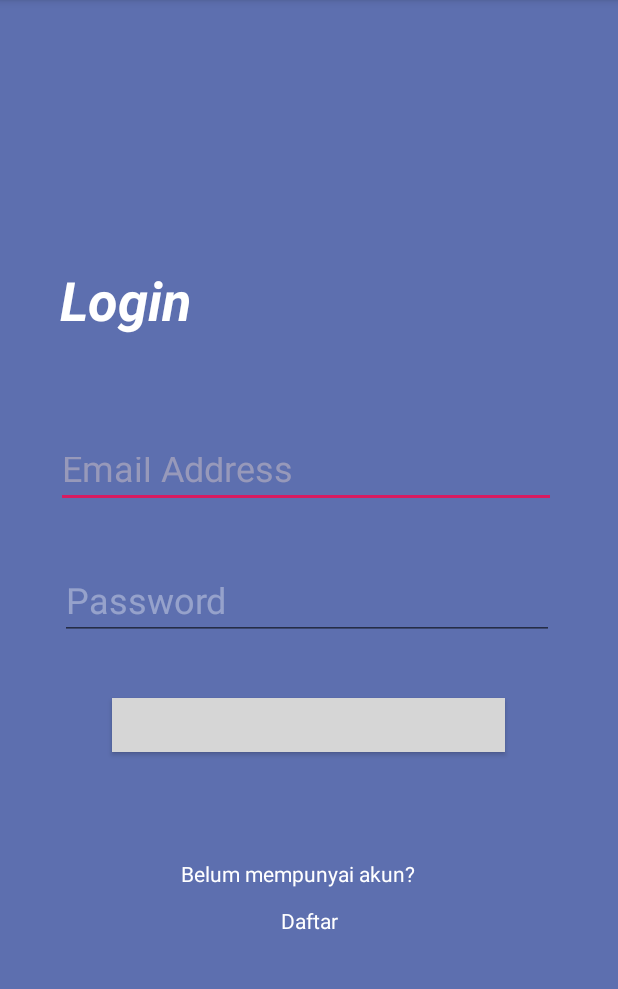
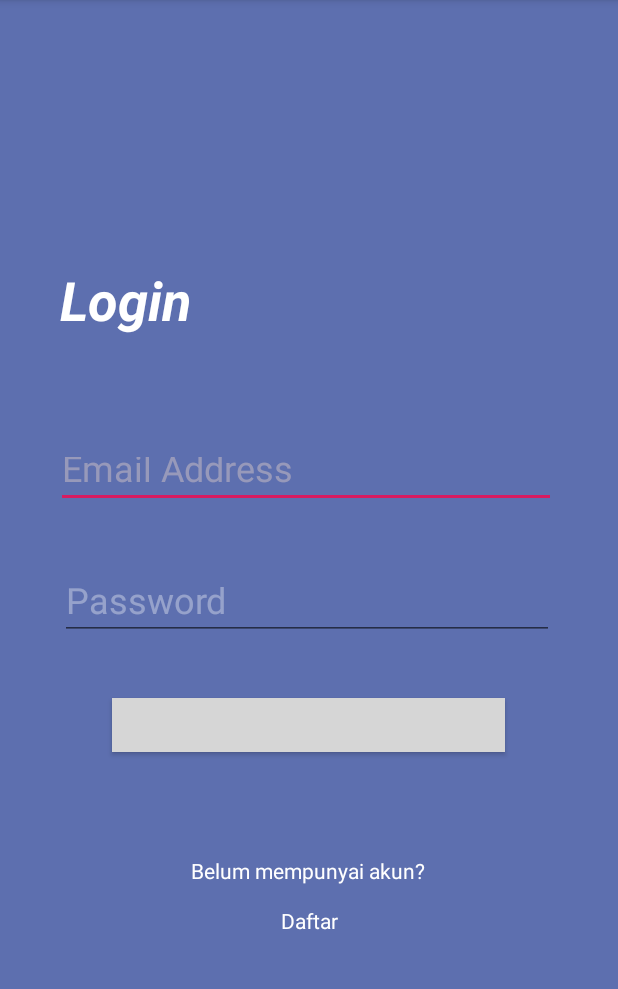
Before and after one commit to Alwanly/Apps-Trompet, an Android app: the screen it shows after launch (MainActivity), on a phone screen of 412 x 824 dp, the part 84-1073 px from its top. Run offline under Robolectric (Android 15) with nearby library versions, the phone set to English and light mode, and no system bars; Roboto replaces fonts that are not available here; grey boxes are pictures that could not be loaded.

Commit message:
ui-login selesai ref#2

```diff
--- a/android/app/src/main/res/layout/activity_main.xml
+++ b/android/app/src/main/res/layout/activity_main.xml
@@ -65,10 +65,10 @@
         app:fontFamily="@font/roboto"
         app:layout_constraintBottom_toBottomOf="parent"
         app:layout_constraintEnd_toEndOf="parent"
-        app:layout_constraintHorizontal_bias="0.471"
+        app:layout_constraintHorizontal_bias="0.498"
         app:layout_constraintStart_toStartOf="parent"
         app:layout_constraintTop_toTopOf="parent"
-        app:layout_constraintVertical_bias="0.765" />
+        app:layout_constraintVertical_bias="0.762" />
 
     <TextView
         android:id="@+id/textView3"
```
